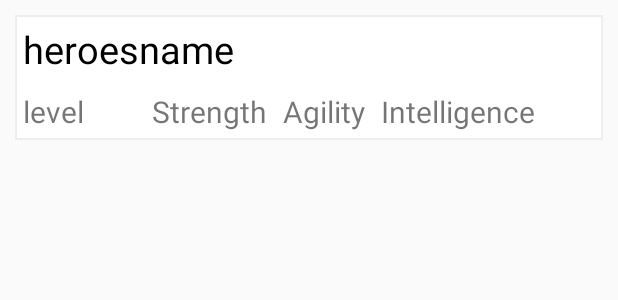
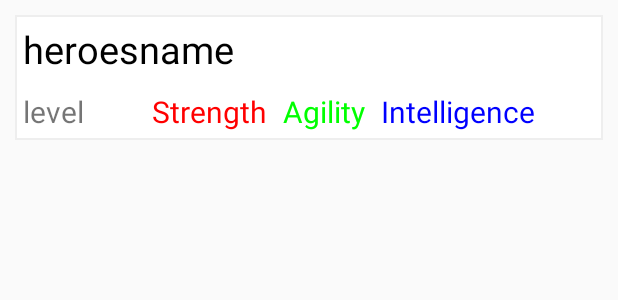
Before and after one commit to HNKOP/PrivateApp, an Android app: the layout recycle_heroeslist_item_layout.xml on its own in the app's theme, with its tools: preview values and no code run, on a phone screen of 412 x 824 dp. Shown: the top 300 px of the screen. Run offline under Robolectric (Android 15) with nearby library versions, the light colour scheme and no system bars.

Commit message:
БД и прочее

```diff
--- a/app/src/main/AndroidManifest.xml
+++ b/app/src/main/AndroidManifest.xml
@@ -32,8 +32,6 @@
             android:screenOrientation="landscape"
             android:theme="@style/Theme.AppCompat.Light.NoActionBar">
         </activity>
-
-
         <activity android:name=".MapActivity"
             android:screenOrientation="landscape"
             android:theme="@style/Theme.AppCompat.Light.NoActionBar">
--- a/app/src/main/java/com/privateapp/privateapp/MainActivity.java
+++ b/app/src/main/java/com/privateapp/privateapp/MainActivity.java
@@ -108,7 +108,7 @@ public class MainActivity extends AppCompatActivity implements
 
 //        Intent signInIntent = Auth.GoogleSignInApi.getSignInIntent(mGoogleApiClient);
 //        startActivityForResult(signInIntent, RC_SIGN_IN);
-        Intent intent = new Intent(getApplicationContext(),ProfileActivity.class);
+        Intent intent = new Intent(getApplicationContext(),ChooseProfileActivity.class);
         startActivity(intent);
         overridePendingTransition(0,0);
 
--- a/app/src/main/res/layout/chooseprofile_layout.xml
+++ b/app/src/main/res/layout/chooseprofile_layout.xml
@@ -7,7 +7,8 @@
         android:layout_width="wrap_content"
         android:layout_height="wrap_content"
         android:layout_centerHorizontal="true"
-        android:text="Choose"/>
+        android:text="Choose"
+        android:onClick="onChooseClick"/>
     <android.support.v7.widget.RecyclerView
         android:id="@+id/recycler_heroeslist"
         android:scrollbars="vertical"
--- a/app/src/main/res/layout/recycle_heroeslist_item_layout.xml
+++ b/app/src/main/res/layout/recycle_heroeslist_item_layout.xml
@@ -32,7 +32,8 @@
         android:layout_marginTop="5dp"
         android:layout_marginBottom="5dp"
         android:layout_marginRight="5dp"
-        android:layout_marginLeft="40dp"/>
+        android:layout_marginLeft="40dp"
+        android:textColor="#ff0000"/>
     <TextView
         android:id="@+id/recycleitem_agility"
         android:layout_width="wrap_content"
@@ -41,7 +42,8 @@
         android:layout_below="@id/recycleitem_name"
         android:layout_toRightOf="@id/recycleitem_strength"
         android:textSize="20sp"
-        android:layout_margin="5dp" />
+        android:layout_margin="5dp"
+        android:textColor="#00ff00"/>
     <TextView
         android:id="@+id/recycleitem_intelligence"
         android:layout_width="wrap_content"
@@ -50,5 +52,6 @@
         android:layout_below="@id/recycleitem_name"
         android:layout_toRightOf="@id/recycleitem_agility"
         android:textSize="20sp"
-        android:layout_margin="5dp" />
+        android:layout_margin="5dp"
+        android:textColor="#0000ff"/>
 </RelativeLayout>
```
Also changed, not shown: app/src/main/java/com/privateapp/privateapp/ADAPTERS/HeroAdapter.java (+12 -10 lines), app/src/main/java/com/privateapp/privateapp/ChooseProfileActivity.java (+58 -4 lines).
